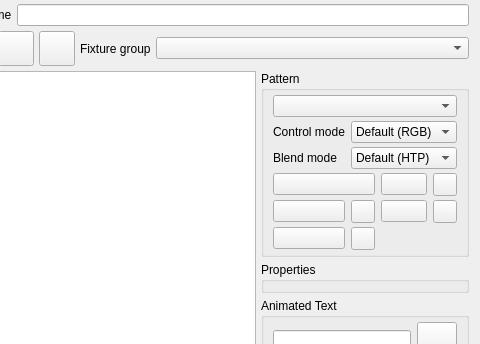
First picture: the form in ui/src/rgbmatrixeditor.ui, repository mcallegari/qlcplus, before the edit; both pictures show x 95 to 575 and y 0 to 344 of the 575 by 798 pixel window.
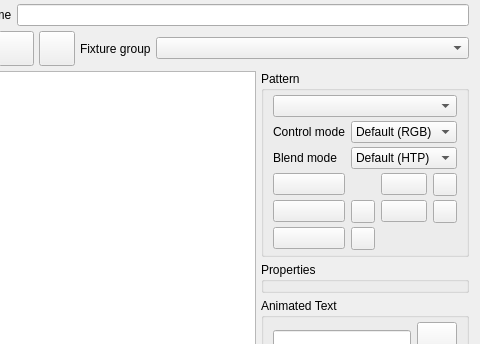
Second picture: the form after the edit. Icons and pictures are not drawn.

Commit message: Align color pickers in matrix editor

Patch:
```diff
--- a/ui/src/rgbmatrixeditor.ui
+++ b/ui/src/rgbmatrixeditor.ui
@@ -370,7 +370,7 @@
           </property>
          </widget>
         </item>
-        <item row="5" column="0" colspan="3">
+        <item row="5" column="0" colspan="2">
          <widget class="QPushButton" name="m_mtxColor1Button">
           <property name="toolTip">
            <string>Matrix color 1</string>
```
